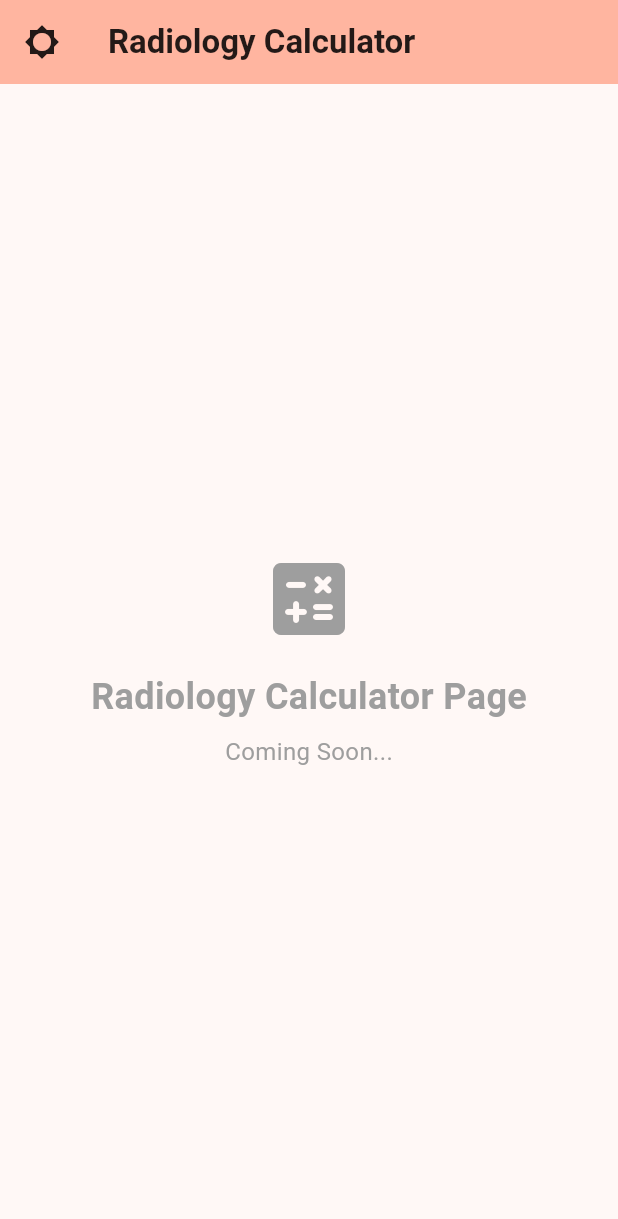
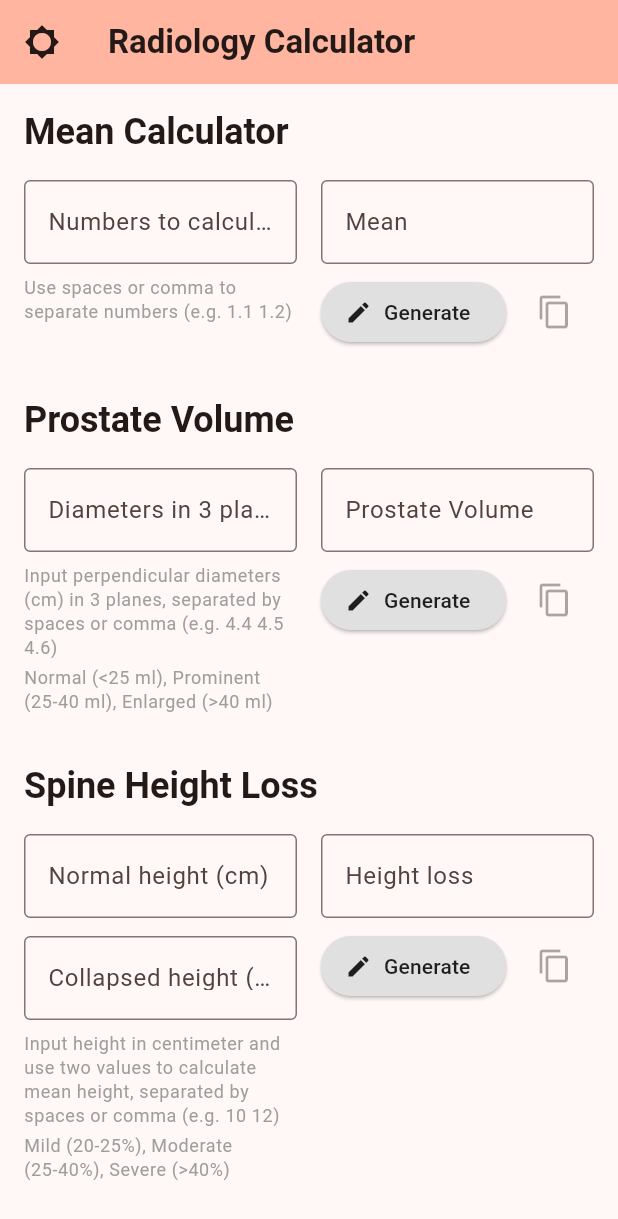
Before and after one commit to Lightbridge-KS/designCTER, a Flutter app: the CalculatorPage screen opened directly with empty values, on a phone screen of 412 x 824 dp. Shown: the top 1219 px of the screen. Run offline on Flutter 3.47's test engine with Material 3 defaults, Android fonts, the light colour scheme and no system bars; missing offline and left inert: mustachex; statements that could not run were skipped.

Commit message:
Implement radiology calculator apps

```diff
--- a/lib/servers/calculator/spine_calculator.dart
+++ b/lib/servers/calculator/spine_calculator.dart
@@ -65,6 +65,9 @@ class SpineCalculator {
 
     // Calculate loss percentage
     double lossPercent = ((normalMean - collapsedMean) / normalMean) * 100;
+    if (lossPercent < 0) {
+      return "";
+    }
 
     // Get diagnosis
     String diagnosis = _spineHeightLossDx(lossPercent: lossPercent);
--- /dev/null
+++ b/lib/widgets/calculator/app_mean.dart
@@ -0,0 +1,97 @@
+import 'package:flutter/material.dart';
+import '../../servers/calculator/mean_calculator.dart';
+import '../components/buttons.dart';
+
+class AppMeanCalculator extends StatefulWidget {
+  const AppMeanCalculator({super.key});
+
+  @override
+  State<AppMeanCalculator> createState() => _AppMeanCalculatorState();
+}
+
+class _AppMeanCalculatorState extends State<AppMeanCalculator> {
+  final TextEditingController _inputController = TextEditingController();
+  final TextEditingController _outputController = TextEditingController();
+
+  @override
+  void dispose() {
+    _inputController.dispose();
+    _outputController.dispose();
+    super.dispose();
+  }
+
+  void _calculate() {
+    final result = MeanCalculator.calculateFromString(_inputController.text);
+    setState(() {
+      _outputController.text = result;
+    });
+  }
+
+  @override
+  Widget build(BuildContext context) {
+    return Column(
+      crossAxisAlignment: CrossAxisAlignment.start,
+      children: [
+        Text(
+          'Mean Calculator',
+          style: Theme.of(context).textTheme.headlineSmall?.copyWith(
+            fontWeight: FontWeight.bold,
+          ),
+        ),
+        const SizedBox(height: 16),
+        Row(
+          crossAxisAlignment: CrossAxisAlignment.start,
+          children: [
+            Expanded(
+              child: Column(
+                crossAxisAlignment: CrossAxisAlignment.start,
+                children: [
+                  TextField(
+                    controller: _inputController,
+                    decoration: const InputDecoration(
+                      labelText: 'Numbers to calculate',
+                      hintText: 'e.g. 1.1 1.2',
+                      border: OutlineInputBorder(),
+                    ),
+                    onSubmitted: (_) => _calculate(),
+                  ),
+                  const SizedBox(height: 8),
+                  Text(
+                    'Use spaces or comma to separate numbers (e.g. 1.1 1.2)',
+                    style: Theme.of(context).textTheme.bodySmall?.copyWith(
+                      color: Colors.grey,
+                    ),
+                  ),
+                ],
+              ),
+            ),
+            const SizedBox(width: 16),
+            Expanded(
+              child: Column(
+                crossAxisAlignment: CrossAxisAlignment.start,
+                children: [
+                  TextField(
+                    controller: _outputController,
+                    decoration: const InputDecoration(
+                      labelText: 'Mean',
+                      border: OutlineInputBorder(),
+                    ),
+                    readOnly: false,
+                  ),
+                  const SizedBox(height: 8),
+                  Row(
+                    children: [
+                      GenerateButton(onPressed: _calculate),
+                      const SizedBox(width: 8),
+                      CopyButton(controller: _outputController),
+                    ],
+                  ),
+                ],
+              ),
+            ),
+          ],
+        ),
+      ],
+    );
+  }
+}
--- /dev/null
+++ b/lib/widgets/calculator/app_prostate_volume.dart
@@ -0,0 +1,105 @@
+import 'package:flutter/material.dart';
+import 'package:flutter/services.dart';
+import '../../servers/calculator/volume_calculator.dart';
+import '../components/buttons.dart';
+
+class AppProstateVolumeCalculator extends StatefulWidget {
+  const AppProstateVolumeCalculator({super.key});
+
+  @override
+  State<AppProstateVolumeCalculator> createState() => _AppProstateVolumeCalculatorState();
+}
+
+class _AppProstateVolumeCalculatorState extends State<AppProstateVolumeCalculator> {
+  final TextEditingController _inputController = TextEditingController();
+  final TextEditingController _outputController = TextEditingController();
+
+  @override
+  void dispose() {
+    _inputController.dispose();
+    _outputController.dispose();
+    super.dispose();
+  }
+
+  void _calculate() {
+    final result = VolumeCalculator.prostateFromString(_inputController.text);
+    setState(() {
+      _outputController.text = result;
+    });
+  }
+
+  @override
+  Widget build(BuildContext context) {
+    return Column(
+      crossAxisAlignment: CrossAxisAlignment.start,
+      children: [
+        Text(
+          'Prostate Volume',
+          style: Theme.of(context).textTheme.headlineSmall?.copyWith(
+            fontWeight: FontWeight.bold,
+          ),
+        ),
+        const SizedBox(height: 16),
+        Row(
+          crossAxisAlignment: CrossAxisAlignment.start,
+          children: [
+            Expanded(
+              child: Column(
+                crossAxisAlignment: CrossAxisAlignment.start,
+                children: [
+                  TextField(
+                    controller: _inputController,
+                    decoration: const InputDecoration(
+                      labelText: 'Diameters in 3 planes (cm)',
+                      hintText: 'e.g. 4.4 4.5 4.6',
+                      border: OutlineInputBorder(),
+                    ),
+                    onSubmitted: (_) => _calculate(),
+                  ),
+                  const SizedBox(height: 8),
+                  Text(
+                    'Input perpendicular diameters (cm) in 3 planes, separated by spaces or comma (e.g. 4.4 4.5 4.6)',
+                    style: Theme.of(context).textTheme.bodySmall?.copyWith(
+                      color: Colors.grey,
+                    ),
+                  ),
+                  const SizedBox(height: 4),
+                  Text(
+                    'Normal (<25 ml), Prominent (25-40 ml), Enlarged (>40 ml)',
+                    style: Theme.of(context).textTheme.bodySmall?.copyWith(
+                      color: Colors.grey,
+                    ),
+                  ),
+                ],
+              ),
+            ),
+            const SizedBox(width: 16),
+            Expanded(
+              child: Column(
+                crossAxisAlignment: CrossAxisAlignment.start,
+                children: [
+                  TextField(
+                    controller: _outputController,
+                    decoration: const InputDecoration(
+                      labelText: 'Prostate Volume',
+                      border: OutlineInputBorder(),
+                    ),
+                    readOnly: false,
+                  ),
+                  const SizedBox(height: 8),
+                  Row(
+                    children: [
+                      GenerateButton(onPressed: _calculate),
+                      const SizedBox(width: 8),
+                      CopyButton(controller: _outputController),
+                    ],
+                  ),
+                ],
+              ),
+            ),
+          ],
+        ),
+      ],
+    );
+  }
+}
--- /dev/null
+++ b/lib/widgets/calculator/app_spine.dart
@@ -0,0 +1,119 @@
+import 'package:flutter/material.dart';
+import '../../servers/calculator/spine_calculator.dart';
+import '../components/buttons.dart';
+
+class AppSpineCalculator extends StatefulWidget {
+  const AppSpineCalculator({super.key});
+
+  @override
+  State<AppSpineCalculator> createState() => _AppSpineCalculatorState();
+}
+
+class _AppSpineCalculatorState extends State<AppSpineCalculator> {
+  final TextEditingController _normalController = TextEditingController();
+  final TextEditingController _collapsedController = TextEditingController();
+  final TextEditingController _outputController = TextEditingController();
+
+  @override
+  void dispose() {
+    _normalController.dispose();
+    _collapsedController.dispose();
+    _outputController.dispose();
+    super.dispose();
+  }
+
+  void _calculate() {
+    final result = SpineCalculator.spineHeightLossFromString(
+      normalCm: _normalController.text,
+      collapsedCM: _collapsedController.text,
+    );
+    setState(() {
+      _outputController.text = result;
+    });
+  }
+
+  @override
+  Widget build(BuildContext context) {
+    return Column(
+      crossAxisAlignment: CrossAxisAlignment.start,
+      children: [
+        Text(
+          'Spine Height Loss',
+          style: Theme.of(context).textTheme.headlineSmall?.copyWith(
+            fontWeight: FontWeight.bold,
+          ),
+        ),
+        const SizedBox(height: 16),
+        Row(
+          crossAxisAlignment: CrossAxisAlignment.start,
+          children: [
+            Expanded(
+              child: Column(
+                crossAxisAlignment: CrossAxisAlignment.start,
+                children: [
+                  TextField(
+                    controller: _normalController,
+                    decoration: const InputDecoration(
+                      labelText: 'Normal height (cm)',
+                      hintText: 'Normal height in cm',
+                      border: OutlineInputBorder(),
+                    ),
+                    onSubmitted: (_) => _calculate(),
+                  ),
+                  const SizedBox(height: 12),
+                  TextField(
+                    controller: _collapsedController,
+                    decoration: const InputDecoration(
+                      labelText: 'Collapsed height (cm)',
+                      hintText: 'Collapsed height in cm',
+                      border: OutlineInputBorder(),
+                    ),
+                    onSubmitted: (_) => _calculate(),
+                  ),
+                  const SizedBox(height: 8),
+                  Text(
+                    'Input height in centimeter and use two values to calculate mean height, separated by spaces or comma (e.g. 10 12)',
+                    style: Theme.of(context).textTheme.bodySmall?.copyWith(
+                      color: Colors.grey,
+                    ),
+                  ),
+                  const SizedBox(height: 4),
+                  Text(
+                    'Mild (20-25%), Moderate (25-40%), Severe (>40%)',
+                    style: Theme.of(context).textTheme.bodySmall?.copyWith(
+                      color: Colors.grey,
+                    ),
+                  ),
+                ],
+              ),
+            ),
+            const SizedBox(width: 16),
+            Expanded(
+              child: Column(
+                crossAxisAlignment: CrossAxisAlignment.start,
+                children: [
+                  TextField(
+                    controller: _outputController,
+                    decoration: const InputDecoration(
+                      labelText: 'Height loss',
+                      border: OutlineInputBorder(),
+                    ),
+                    readOnly: false,
+                  ),
+                  const SizedBox(height: 8),
+                  Row(
+                    children: [
+                      GenerateButton(onPressed: _calculate),
+                      const SizedBox(width: 8),
+                      CopyButton(controller: _outputController),
+                    ],
+                  ),
+                ],
+              ),
+            ),
+          ],
+        ),
+      ],
+    );
+  }
+}
--- a/lib/widgets/calculator/page_calculator.dart
+++ b/lib/widgets/calculator/page_calculator.dart
@@ -1,5 +1,8 @@
 import 'package:flutter/material.dart';
 import '../components/appbarbundle.dart';
+import 'app_mean.dart';
+import 'app_prostate_volume.dart';
+import 'app_spine.dart';
 
 class CalculatorPage extends StatefulWidget {
   final ThemeMode themeMode;
@@ -26,32 +29,17 @@ class _CalculatorPageState extends State<CalculatorPage> {
         themeMode: widget.themeMode,
         onThemeToggle: widget.onThemeToggle,
       ),
-      body: const Center(
+      body: const SingleChildScrollView(
+        padding: EdgeInsets.all(16.0),
         child: Column(
-          mainAxisAlignment: MainAxisAlignment.center,
+          crossAxisAlignment: CrossAxisAlignment.start,
           children: [
-            Icon(
-              Icons.calculate_rounded,
-              size: 64,
-              color: Colors.grey,
-            ),
-            SizedBox(height: 16),
-            Text(
-              'Radiology Calculator Page',
-              style: TextStyle(
-                fontSize: 24,
-                fontWeight: FontWeight.bold,
-                color: Colors.grey,
-              ),
-            ),
-            SizedBox(height: 8),
-            Text(
-              'Coming Soon...',
-              style: TextStyle(
-                fontSize: 16,
-                color: Colors.grey,
-              ),
-            ),
+            AppMeanCalculator(),
+            SizedBox(height: 32),
+            AppProstateVolumeCalculator(),
+            SizedBox(height: 32),
+            AppSpineCalculator(),
+            SizedBox(height: 32),
           ],
         ),
       ),
--- a/lib/widgets/design/page_protocol_design.dart
+++ b/lib/widgets/design/page_protocol_design.dart
@@ -1,5 +1,4 @@
 import 'package:flutter/material.dart';
-import 'package:flutter/services.dart';
 import '../../servers/designcter/designer.dart';
 import 'input_design.dart';
 import '../components/appbarbundle.dart';
```
